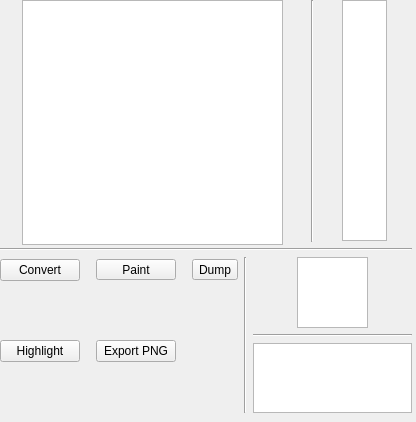
Above: BGTool/tabbg.ui from renatolond/DsTools before the change. Below: the same form after it.
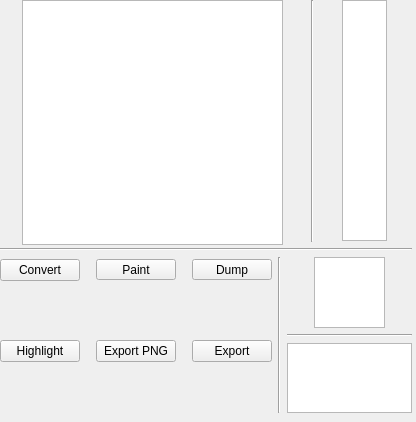
That is the form after the change. Custom widgets are drawn as their Qt base class.

```diff
--- a/BGTool/tabbg.ui
+++ b/BGTool/tabbg.ui
@@ -247,6 +247,19 @@
           </property>
          </spacer>
         </item>
+        <item row="2" column="4">
+         <widget class="QPushButton" name="btExport">
+          <property name="sizePolicy">
+           <sizepolicy hsizetype="Fixed" vsizetype="Fixed">
+            <horstretch>0</horstretch>
+            <verstretch>0</verstretch>
+           </sizepolicy>
+          </property>
+          <property name="text">
+           <string>Export</string>
+          </property>
+         </widget>
+        </item>
        </layout>
       </item>
       <item>
```
